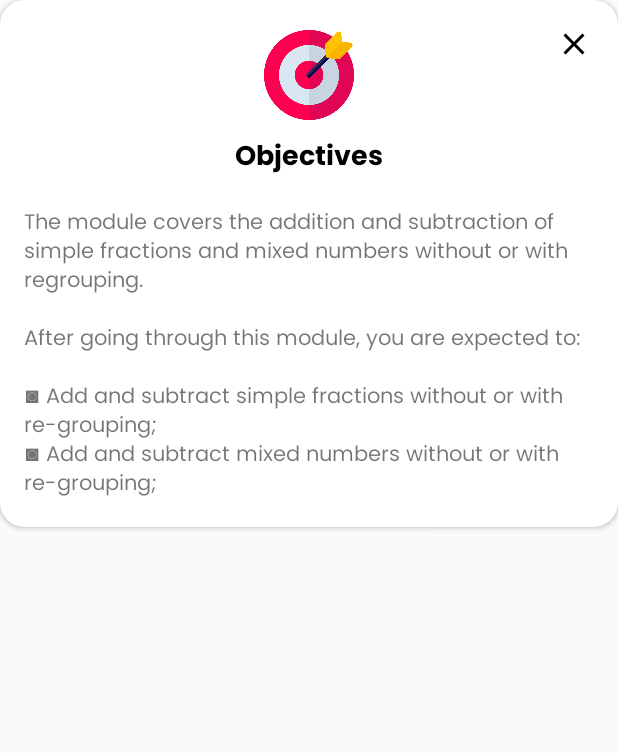
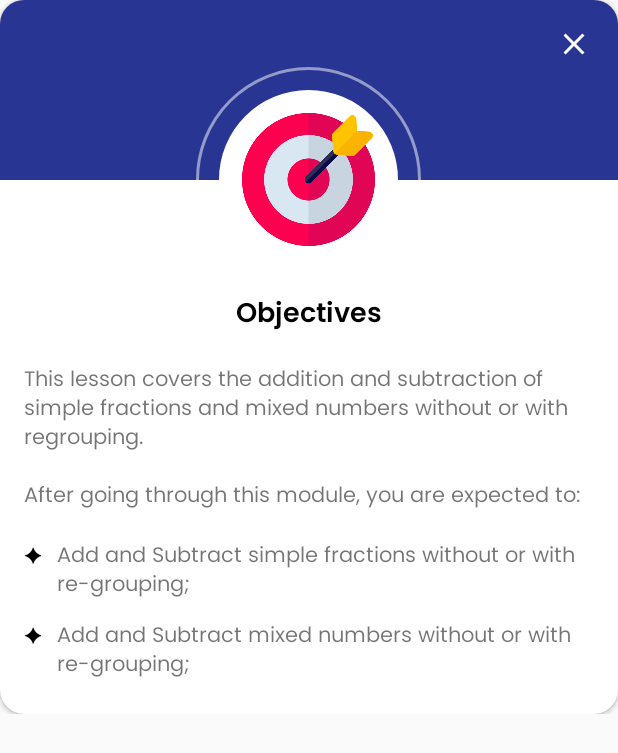
Before and after one commit to edwaardsx/mathuto, an Android app: the layout activity_objectives_one.xml on its own in the app's theme, with its tools: preview values and no code run, on a phone screen of 412 x 824 dp. Shown: the top 753 px of the screen. Run offline under Robolectric (Android 15) with nearby library versions, the phone set to English and light mode, and no system bars.

Commit message:
modified quiz and objectives

```diff
--- /dev/null
+++ b/app/src/main/res/drawable/dialog_bg_stroke.xml
@@ -0,0 +1,12 @@
+<?xml version="1.0" encoding="utf-8"?>
+<shape
+    xmlns:android="http://schemas.android.com/apk/res/android"
+    android:shape="rectangle">
+
+    <solid android:color="@android:color/transparent"/>
+    <stroke
+        android:width="2dp"
+        android:color="#80FFFFFF"/>
+    <corners android:radius="1000dp" />
+
+</shape>
--- /dev/null
+++ b/app/src/main/res/drawable/dialog_bg_white.xml
@@ -0,0 +1,9 @@
+<?xml version="1.0" encoding="utf-8"?>
+<shape
+    xmlns:android="http://schemas.android.com/apk/res/android"
+    android:shape="rectangle">
+
+    <solid android:color="@android:color/white"/>
+    <corners android:radius="1000dp" />
+
+</shape>
--- a/app/src/main/res/drawable/ic_close.xml
+++ b/app/src/main/res/drawable/ic_close.xml
@@ -1,4 +1,4 @@
-<vector android:height="24dp" android:tint="#000000"
+<vector android:height="24dp" android:tint="#FFFFFF"
     android:viewportHeight="24" android:viewportWidth="24"
     android:width="24dp" xmlns:android="http://schemas.android.com/apk/res/android">
     <path android:fillColor="@android:color/white" android:pathData="M19,6.41L17.59,5 12,10.59 6.41,5 5,6.41 10.59,12 5,17.59 6.41,19 12,13.41 17.59,19 19,17.59 13.41,12z"/>
--- a/app/src/main/res/drawable/quiz_correct_option_border_bg.xml
+++ b/app/src/main/res/drawable/quiz_correct_option_border_bg.xml
@@ -2,7 +2,7 @@
 <shape xmlns:android="http://schemas.android.com/apk/res/android"
     android:shape="rectangle">
 
-    <solid android:color="#00FF00" />
+    <solid android:color="#43A047" />
 
     <corners android:radius="15dp" />
 </shape>
--- a/app/src/main/res/drawable/quiz_wrong_option_border_bg.xml
+++ b/app/src/main/res/drawable/quiz_wrong_option_border_bg.xml
@@ -2,7 +2,7 @@
 <shape xmlns:android="http://schemas.android.com/apk/res/android"
     android:shape="rectangle">
 
-    <solid android:color="#FF5733" />
+    <solid android:color="#E53935" />
 
     <corners android:radius="15dp" />
 </shape>
--- a/app/src/main/res/layout/activity_objectives_one.xml
+++ b/app/src/main/res/layout/activity_objectives_one.xml
@@ -1,9 +1,11 @@
 <?xml version="1.0" encoding="utf-8"?>
+<RelativeLayout xmlns:android="http://schemas.android.com/apk/res/android"
+    android:layout_width="match_parent"
+    android:layout_height="wrap_content"
+    xmlns:app="http://schemas.android.com/apk/res-auto">
+
     <androidx.cardview.widget.CardView
-    xmlns:android="http://schemas.android.com/apk/res/android"
-    xmlns:app="http://schemas.android.com/apk/res-auto"
         app:cardCornerRadius="16dp"
-    app:cardBackgroundColor="#ffffff"
         android:layout_width="match_parent"
         android:layout_height="wrap_content">
 
@@ -12,16 +14,12 @@
             android:layout_width="match_parent"
             android:layout_height="wrap_content">
             <RelativeLayout
-            android:orientation="horizontal"
                 android:layout_width="match_parent"
                 android:layout_height="wrap_content">
-            <ImageView
-                android:src="@drawable/ic_objectives"
-                android:layout_centerHorizontal="true"
-                android:padding="10dp"
-                android:layout_marginTop="10dp"
-                android:layout_width="80dp"
-                android:layout_height="80dp"/>
+                <View
+                    android:layout_width="match_parent"
+                    android:layout_height="120dp"
+                    android:background="#283593"/>
                 <ImageButton
                     android:id="@+id/btn_objectives_close"
                     android:layout_alignParentEnd="true"
@@ -32,21 +30,78 @@
                     android:layout_height="48dp"
                     android:contentDescription="button_close"/>
             </RelativeLayout>
+
+            <RelativeLayout
+                android:background="@drawable/dialog_bg_stroke"
+                android:padding="15dp"
+                android:layout_marginTop="-75dp"
+                android:layout_gravity="center"
+                android:layout_width="150dp"
+                android:layout_height="150dp">
+                <View
+                    android:background="@drawable/dialog_bg_white"
+                    android:layout_width="match_parent"
+                    android:layout_height="120dp" />
+                <ImageView
+                    android:src="@drawable/ic_objectives"
+                    android:padding="15dp"
+                    android:adjustViewBounds="true"
+                    android:layout_centerInParent="true"
+                    android:layout_width="match_parent"
+                    android:layout_height="match_parent"/>
+            </RelativeLayout>
             <TextView
-            android:fontFamily="@font/poppins_bold"
                 android:text="Objectives"
-            android:gravity="center"
+                android:textColor="@color/black"
                 android:textSize="18sp"
+                android:fontFamily="@font/poppins_semi_bold"
+                android:layout_gravity="center"
+                android:layout_width="wrap_content"
+                android:layout_height="wrap_content"/>
+            <TextView
+                android:text="This lesson covers the addition and subtraction of simple fractions and mixed numbers without or with regrouping.\n\nAfter going through this module, you are expected to:"
+                android:fontFamily="@font/poppins_regular"
+                android:padding="16dp"
+                android:layout_gravity="center"
+                android:layout_width="wrap_content"
+                android:layout_height="wrap_content"/>
+            <LinearLayout
+                android:orientation="horizontal"
+                android:paddingHorizontal="16dp"
+                android:layout_width="match_parent"
+                android:layout_height="wrap_content">
+                <TextView
+                    android:text="✦"
                     android:textColor="@color/black"
+                    android:layout_width="wrap_content"
+                    android:layout_height="wrap_content"/>
+                <TextView
+                    android:text="Add and Subtract simple fractions without or with re-grouping;"
+                    android:paddingHorizontal="10dp"
+                    android:fontFamily="@font/poppins_regular"
                     android:layout_width="match_parent"
                     android:layout_height="wrap_content"/>
+            </LinearLayout>
+            <LinearLayout
+                android:orientation="horizontal"
+                android:paddingHorizontal="16dp"
+                android:layout_marginTop="10dp"
+                android:layout_marginBottom="20dp"
+                android:layout_width="match_parent"
+                android:layout_height="wrap_content">
                 <TextView
-            android:fontFamily="@font/poppins_regular"
-            android:padding="16dp"
-            android:text="@string/objectives_one"
-            android:textSize="14sp"
+                    android:text="✦"
+                    android:textColor="@color/black"
                     android:layout_width="wrap_content"
                     android:layout_height="wrap_content"/>
+                <TextView
+                    android:text="Add and Subtract mixed numbers without or with re-grouping;"
+                    android:paddingHorizontal="10dp"
+                    android:fontFamily="@font/poppins_regular"
+                    android:layout_width="match_parent"
+                    android:layout_height="wrap_content"/>
             </LinearLayout>
+        </LinearLayout>
+    </androidx.cardview.widget.CardView>
 
-</androidx.cardview.widget.CardView>
+</RelativeLayout>
--- a/app/src/main/res/layout/activity_quiz_timer_one.xml
+++ b/app/src/main/res/layout/activity_quiz_timer_one.xml
@@ -9,14 +9,14 @@
 
     <TextView
         android:id="@+id/text_timer"
-        android:layout_centerInParent="true"
         android:layout_width="wrap_content"
         android:layout_height="wrap_content"
+        android:layout_centerInParent="true"
         android:fontFamily="@font/poppins_bold"
         android:hint="..."
-        android:textSize="100sp"
+        android:textAlignment="center"
+        android:textAppearance="@style/TextAppearance.AppCompat.Display4"
         android:textColor="@color/black"
-        android:textAlignment="center"
         android:textStyle="bold" />
 
 </RelativeLayout>
--- a/app/src/main/res/values/strings.xml
+++ b/app/src/main/res/values/strings.xml
@@ -47,7 +47,7 @@
     <string name="lesson_nineteen">Lesson 19</string>
 
 
-    <string name="objectives_one">The module covers the addition and subtraction of simple fractions and mixed numbers without or with regrouping.\n\nAfter going through this module, you are expected to:\n\n<b>◙</b> Add and subtract simple fractions without or with re-grouping;\n<b>◙</b> Add and subtract mixed numbers without or with re-grouping;</string>
+    <string name="objectives_one">The module covers the addition and subtraction of simple fractions and mixed numbers without or with regrouping.\n\nAfter going through this module, you are expected to:</string>
     <string name="objectives_two">The module covers the problem-solving involving addition and subtraction of fractions.\n\nAfter going through this module, you are expected to:\n\n<b>◙</b> Solve routine and non-routine problems involving addition\n<b>◙</b> Subtraction of fractions using appropriate problem-solving strategies and tools.</string>
     <string name="objectives_three">In this module, you will again encounter Mathematics problems involving fractions. You may use your stored knowledge in order to answer the activities in store for you. Consequently, this module will develop your problem-solving and analytical skills. Are you excited to learn more and test your capacity in solving problems involving fractions? This module is for you.\n\nAfter going through this module, you are expected to:\n\n<b>◙</b> Multiply simple fractions and mixed fractions\n<b>◙</b> Multiply simple fractions by whole numbers\n<b>◙</b> Multiply fraction by another fraction</string>
     <string name="objectives_four">The module is all about Problem Solving Involving Multiplication of Fractions.\n\nAfter going through this module, you are expected to:\n\n<b>◙</b> Solve routine and non-routine problems involving multiplication without or with addition or subtraction of fractions\n<b>◙</b> Mixed fractions using appropriate problem-solving strategies and tools.</string>
```
Also changed, not shown: app/src/main/java/com/capstone/mathuto/lessons/Lesson1.kt (+3 -6 lines), app/src/main/java/com/capstone/mathuto/quiz/QuizOne.kt (+48 -21 lines), app/src/main/java/com/capstone/mathuto/quiz/QuizResult.kt (+21 -9 lines), app/src/main/java/com/capstone/mathuto/timer/QuizTimer1.kt (+8 -0 lines), app/src/main/res/layout/activity_lesson_one.xml (+9 -17 lines), app/src/main/res/layout/activity_quiz_result.xml (+61 -44 lines), 2 other files. Lines whose indentation alone changed are shown as unchanged.
